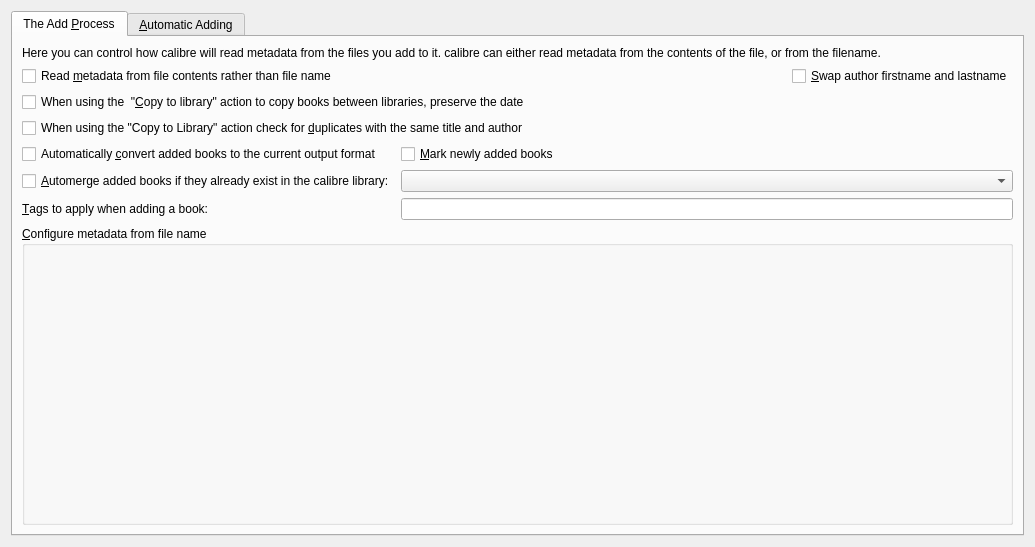
Old version of the form src/calibre/gui2/preferences/adding.ui in the repository kovidgoyal/calibre.
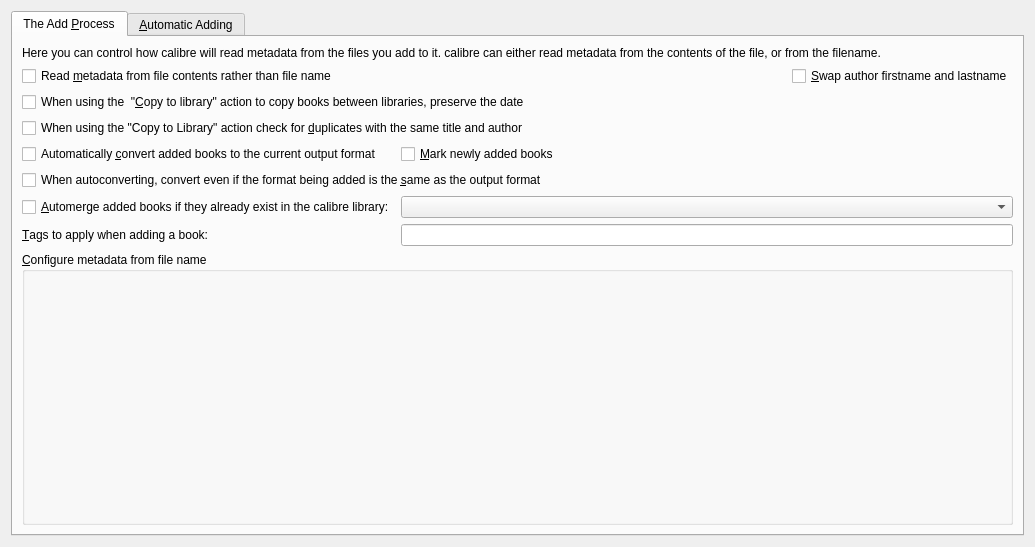
New version of the form. Icons and pictures are not drawn.

Commit message: An option to auto-convert a book on adding even if it is already in the output format (Preferences->Adding Books). Fixes #1460477 [Request - automatic epub to epub conversion](https://bugs.launchpad.net/calibre/+bug/1460477)

The edit to the form file:
```diff
--- a/src/calibre/gui2/preferences/adding.ui
+++ b/src/calibre/gui2/preferences/adding.ui
@@ -51,7 +51,7 @@
          </item>
         </layout>
        </item>
-       <item row="6" column="0">
+       <item row="7" column="0">
         <widget class="QLabel" name="label_230">
          <property name="text">
           <string>&amp;Tags to apply when adding a book:</string>
@@ -61,14 +61,14 @@
          </property>
         </widget>
        </item>
-       <item row="6" column="2">
+       <item row="7" column="2">
         <widget class="QLineEdit" name="opt_new_book_tags">
          <property name="toolTip">
           <string>A comma-separated list of tags that will be applied to books added to the library</string>
          </property>
         </widget>
        </item>
-       <item row="7" column="0" colspan="3">
+       <item row="8" column="0" colspan="3">
         <widget class="QGroupBox" name="metadata_box">
          <property name="title">
           <string>&amp;Configure metadata from file name</string>
@@ -104,7 +104,7 @@
          </property>
         </widget>
        </item>
-       <item row="5" column="2">
+       <item row="6" column="2">
         <widget class="QComboBox" name="opt_automerge">
          <property name="toolTip">
           <string>Automerge: If books with similar titles and authors found, merge the incoming formats automatically into
@@ -144,7 +144,7 @@
          </property>
         </widget>
        </item>
-       <item row="5" column="0" colspan="2">
+       <item row="6" column="0" colspan="2">
         <widget class="QCheckBox" name="opt_add_formats_to_existing">
          <property name="toolTip">
           <string>Automerge: If books with similar titles and authors found, merge the incoming formats automatically into
@@ -165,6 +165,16 @@
          </property>
         </widget>
        </item>
+       <item row="5" column="0" colspan="3">
+        <widget class="QCheckBox" name="opt_auto_convert_same_fmt">
+         <property name="toolTip">
+          <string>This will force an automatic conversion even if the file being added is the same format as the output format. For example, if you set your output format to EPUB and add an EPUB file, an EPUB to EPUB conversion will be run.</string>
+         </property>
+         <property name="text">
+          <string>When autoconverting, convert even if the format being added is the &amp;same as the output format</string>
+         </property>
+        </widget>
+       </item>
       </layout>
      </widget>
      <widget class="QWidget" name="tab_4">
```
The commit also changes 3 other files.
